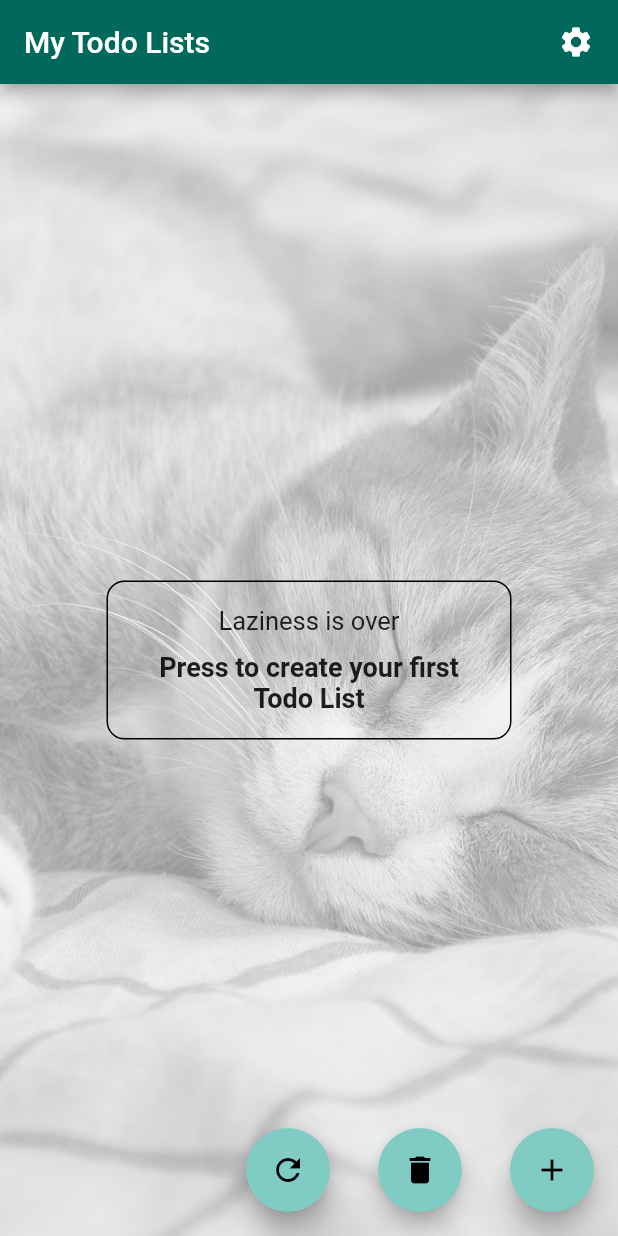
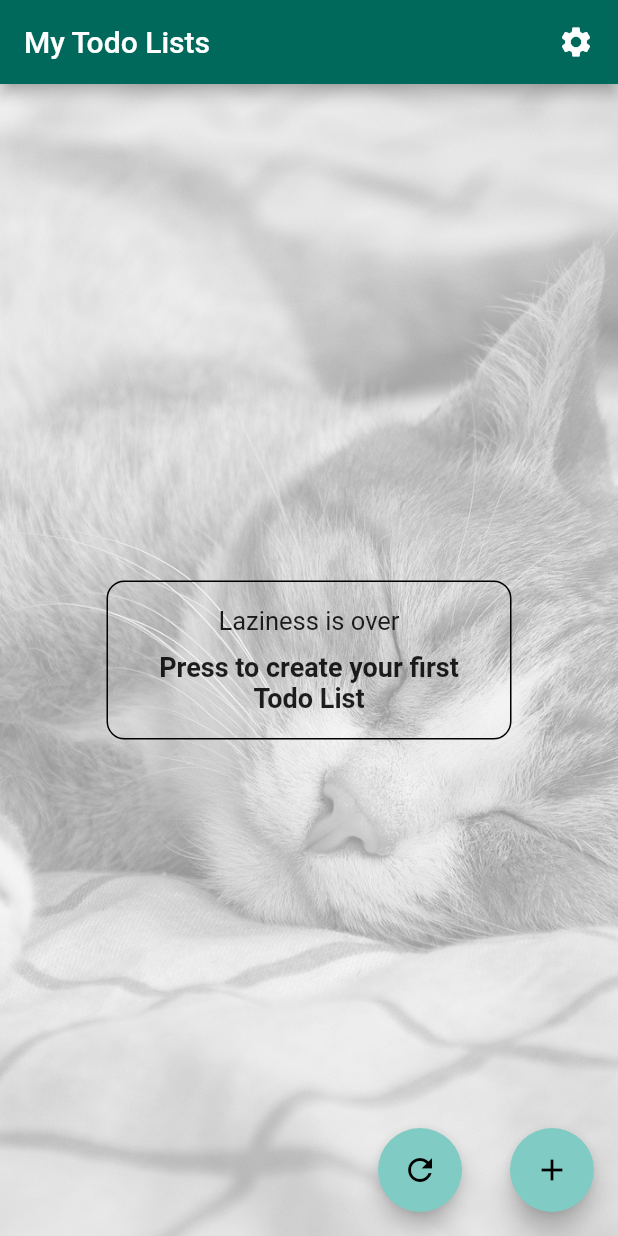
Before and after one commit to bariskoe/hakendran2, a Flutter app: the screen it shows after launch, on a phone screen of 412 x 824 dp. Run offline on Flutter 3.47's test engine with Material 2 defaults, Android fonts, the phone set to English and light mode, and no system bars; our stand-ins replace bloc, equatable, flutter_bloc, flutter_svg, get_it, logger and 2 more; missing offline and left inert: loading_animations; accounts and stored records are empty; generated files the repository leaves out were written again.

Commit message:
refactor: String constants in Copyright.

```diff
--- a/lib/drawers/main_page_drawer.dart
+++ b/lib/drawers/main_page_drawer.dart
@@ -1,8 +1,11 @@
+import 'package:baristodolistapp/strings/string_constants.dart';
+
 import '../assets.dart';
 import '../ui/constants/constants.dart';
 import 'package:flutter/material.dart';
 
 Drawer mainPageDrawer() {
+  DateTime now = DateTime.now();
   return Drawer(
     child: SafeArea(
       child: ListView(
@@ -13,9 +16,9 @@ Drawer mainPageDrawer() {
             applicationIcon: SizedBox(
                 height: UiConstantsSize.large,
                 child: Image.asset(ImageAssets.appLogo)),
-            applicationName: 'Baris TodoList App',
+            applicationName: StringConstants.applicationName,
             applicationVersion: '1.0.0',
-            applicationLegalese: '\u{a9} Baris Cagdas Kösebas 2022',
+            applicationLegalese: '\u{a9} Baris Cagdas Kösebas ${now.year}',
             //aboutBoxChildren: aboutBoxChildren,
           ),
         ],
--- a/lib/pages/main_page.dart
+++ b/lib/pages/main_page.dart
@@ -300,12 +300,19 @@ class MainPageListItemWidget extends StatelessWidget {
   }
 }
 
-class FABrow extends StatelessWidget {
+class FABrow extends StatefulWidget {
   const FABrow({
     Key? key,
     required this.state,
   }) : super(key: key);
   final AllTodolistsState state;
+
+  @override
+  State<FABrow> createState() => _FABrowState();
+}
+
+class _FABrowState extends State<FABrow> {
+  double turns = 0.0;
 
   @override
   Widget build(BuildContext context) {
@@ -317,30 +324,35 @@ class FABrow extends StatelessWidget {
           padding: const EdgeInsets.all(UiConstantsPadding.xlarge),
           child: Align(
               alignment: Alignment.bottomRight,
+              child: AnimatedRotation(
+                turns: turns,
+                duration: const Duration(seconds: 1),
                 child: FloatingActionButton(
                     heroTag: const Text('button3'),
                     child: const Icon(Icons.refresh),
                     onPressed: () {
+                      turns++;
                       BlocProvider.of<AllTodolistsBloc>(context).add(
                         AllTodolistsEventGetAllTodoLists(),
                       );
-                  })),
+                    }),
+              )),
         ),
-        Padding(
-          padding: const EdgeInsets.all(UiConstantsPadding.xlarge),
-          child: Align(
-            alignment: Alignment.bottomRight,
-            child: FloatingActionButton(
-                heroTag: const Text('button1'),
-                child: const Icon(Icons.delete),
-                onPressed: () {
-                  BlocProvider.of<AllTodolistsBloc>(context).add(
-                    AllTodolistsEventDeleteAllTodoLists(),
-                  );
-                }),
-          ),
-        ),
-        if (state != AllTodoListsStateError()) ...[
+        // Padding(
+        //   padding: const EdgeInsets.all(UiConstantsPadding.xlarge),
+        //   child: Align(
+        //     alignment: Alignment.bottomRight,
+        //     child: FloatingActionButton(
+        //         heroTag: const Text('button1'),
+        //         child: const Icon(Icons.delete),
+        //         onPressed: () {
+        //           BlocProvider.of<AllTodolistsBloc>(context).add(
+        //             AllTodolistsEventDeleteAllTodoLists(),
+        //           );
+        //         }),
+        //   ),
+        // ),
+        if (widget.state != AllTodoListsStateError()) ...[
           Padding(
             padding: const EdgeInsets.all(UiConstantsPadding.xlarge),
             child: Align(
--- /dev/null
+++ b/lib/strings/string_constants.dart
@@ -0,0 +1,3 @@
+class StringConstants {
+  static String get applicationName => 'Hakendran';
+}
```
Lines whose indentation alone changed are shown as unchanged.
